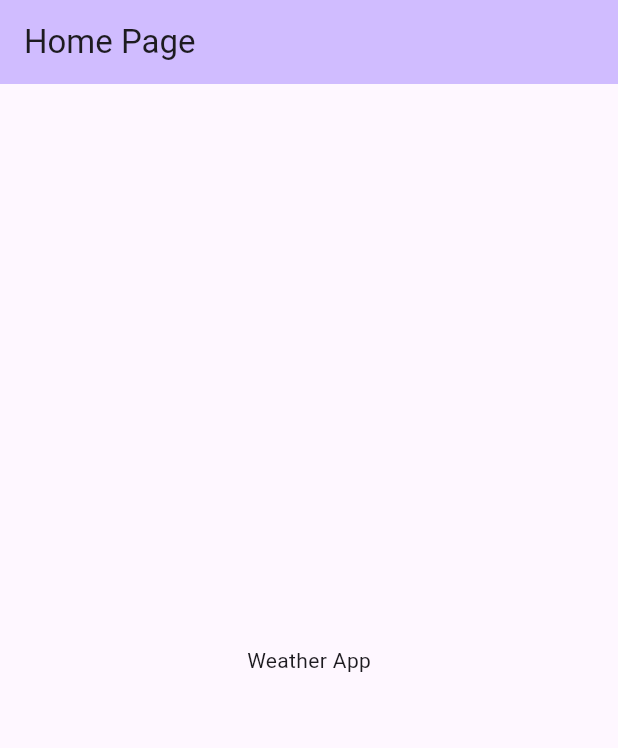
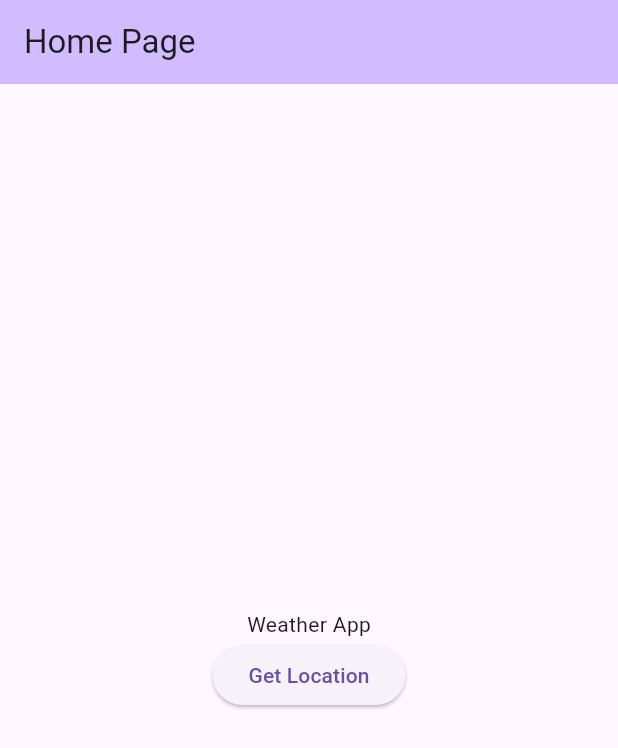
Before and after one commit to Atr07/Flutter2025, a Flutter app: the screen it shows after launch, on a phone screen of 412 x 824 dp. Shown: the top 748 px of the screen. Run offline on Flutter 3.47's test engine with Material 3 defaults, Android fonts, the phone set to English and light mode, and no system bars; our stand-ins replace geolocator, permission_handler.

Commit message:
commit for weather_app - permission and lat long fetch via button

```diff
--- a/weather_app/lib/Screens/home.dart
+++ b/weather_app/lib/Screens/home.dart
@@ -42,10 +42,10 @@ class _WeatherHomeState extends State<HomePage> {
             const Text(
               'Weather App',
             ),
-            /*ElevatedButton(
-              onPressed: locationPermissionStatus(),
+            ElevatedButton(
+              onPressed: locationPermissionStatus,
               child: Text('Get Location'),
-            ),*/
+            ),
           ],
         ),
       ), // This trailing comma makes auto-formatting nicer for build methods.
```
